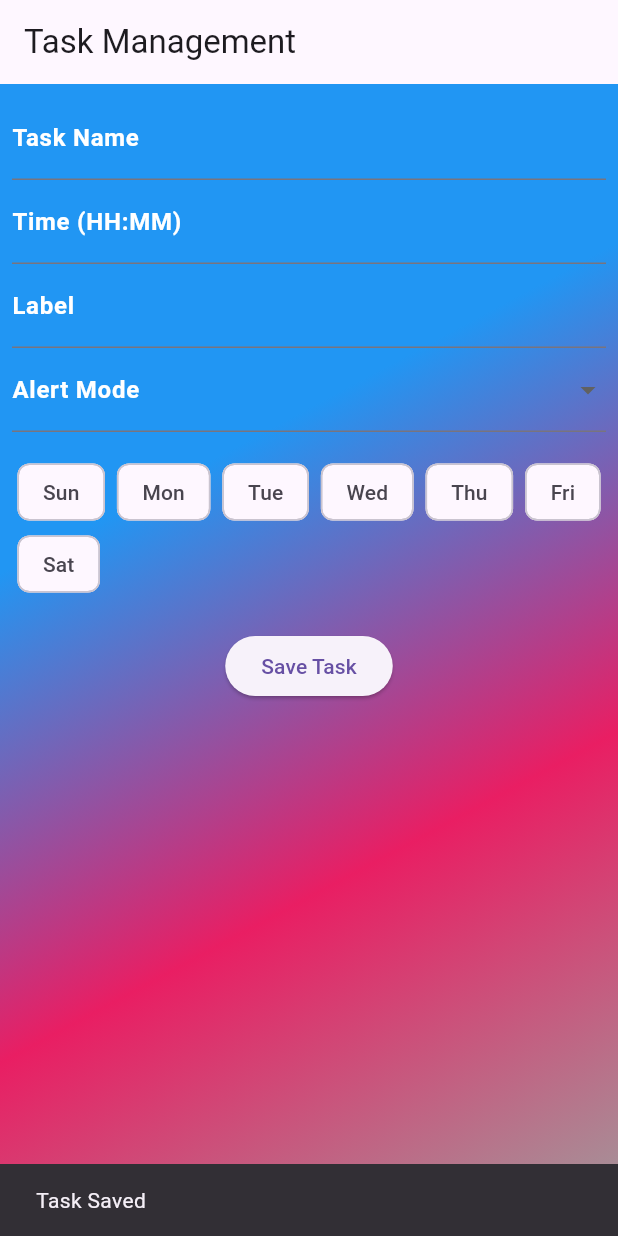
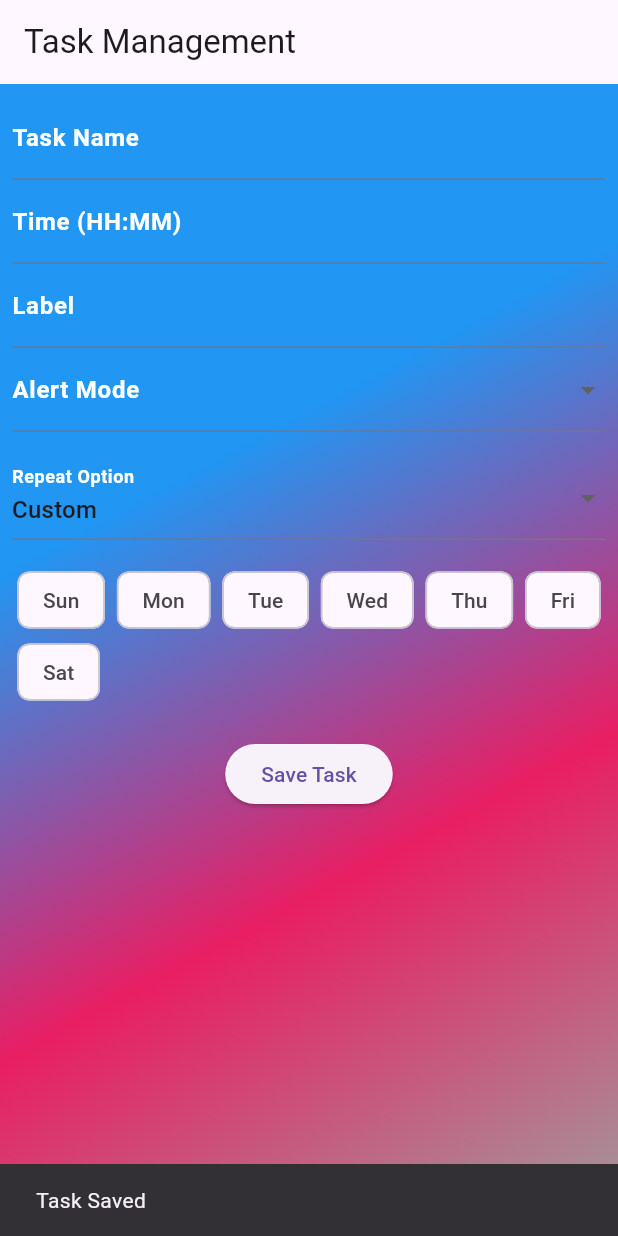
Before and after one commit to MemonaSultan/Calculator-Screen-Shot, a Flutter app: the screen it shows after launch, after a tap on "Save Task", on a phone screen of 412 x 824 dp. Run offline on Flutter 3.47's test engine with Material 3 defaults, Android fonts, the phone set to English and light mode, and no system bars; our stand-ins replace sqflite; accounts and stored records are empty.

Commit message:
add files

```diff
--- a/MIDPROJECT/Task/lib/main.dart
+++ b/MIDPROJECT/Task/lib/main.dart
@@ -27,6 +27,7 @@ class _TaskPageState extends State<TaskPage> {
   final _labelController = TextEditingController();
   String? _alertMode;
   List<String> _repeatDays = [];
+  String _repeatOption = "Custom";
 
   @override
   Widget build(BuildContext context) {
@@ -78,7 +79,27 @@ class _TaskPageState extends State<TaskPage> {
                 labelStyle: TextStyle(color: Colors.white, fontWeight: FontWeight.bold),
               ),
             ),
-            SizedBox(height: 16), // Add space between Alert Mode and Repeat Days
+            SizedBox(height: 16),
+
+            // Repeat Option Selection
+            DropdownButtonFormField(
+              value: _repeatOption,
+              onChanged: (value) {
+                setState(() => _repeatOption = value as String);
+              },
+              items: ['Two-day weekend', 'One-day or two-day weekend', 'Shift system', 'Custom'].map((option) {
+                return DropdownMenuItem(value: option, child: Text(option));
+              }).toList(),
+              decoration: InputDecoration(
+                labelText: 'Repeat Option',
+                labelStyle: TextStyle(color: Colors.white, fontWeight: FontWeight.bold),
+              ),
+            ),
+
+            SizedBox(height: 16),
+
+            // Customize Reminder Cycle
+            if (_repeatOption == 'Custom')
               Wrap(
                 spacing: 8.0,
                 children: ['Sun', 'Mon', 'Tue', 'Wed', 'Thu', 'Fri', 'Sat'].map((day) {
@@ -93,7 +114,9 @@ class _TaskPageState extends State<TaskPage> {
                   );
                 }).toList(),
               ),
-            SizedBox(height: 20), // Add space between Repeat Days and Save Task button
+
+            SizedBox(height: 20),
+
             ElevatedButton(
               onPressed: _saveTask,
               child: Text('Save Task'),
@@ -112,6 +135,7 @@ class _TaskPageState extends State<TaskPage> {
       'repeatDays': _repeatDays.join(', '),
       'alertMode': _alertMode,
       'label': _labelController.text,
+      'repeatOption': _repeatOption,
     };
 
     // Insert task to the database
@@ -129,6 +153,7 @@ class _TaskPageState extends State<TaskPage> {
     setState(() {
       _alertMode = null;
       _repeatDays.clear();
+      _repeatOption = "Custom";
     });
   }
 }
```
Lines whose indentation alone changed are shown as unchanged.
